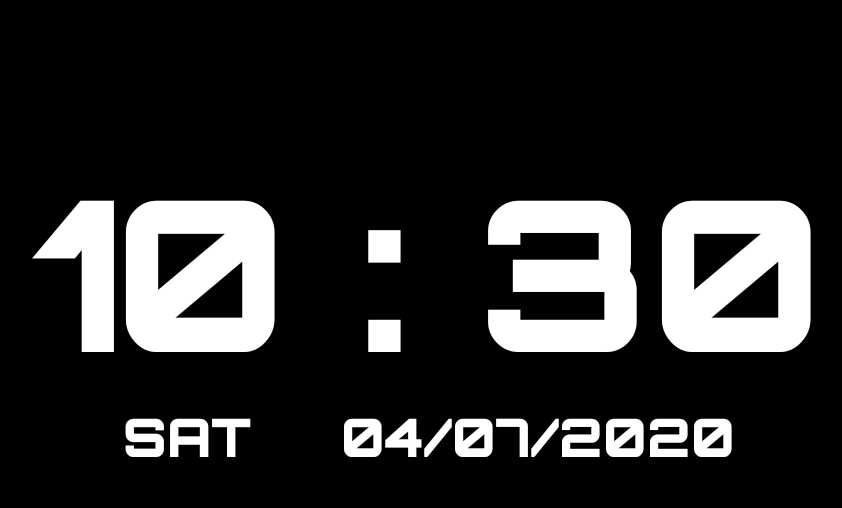
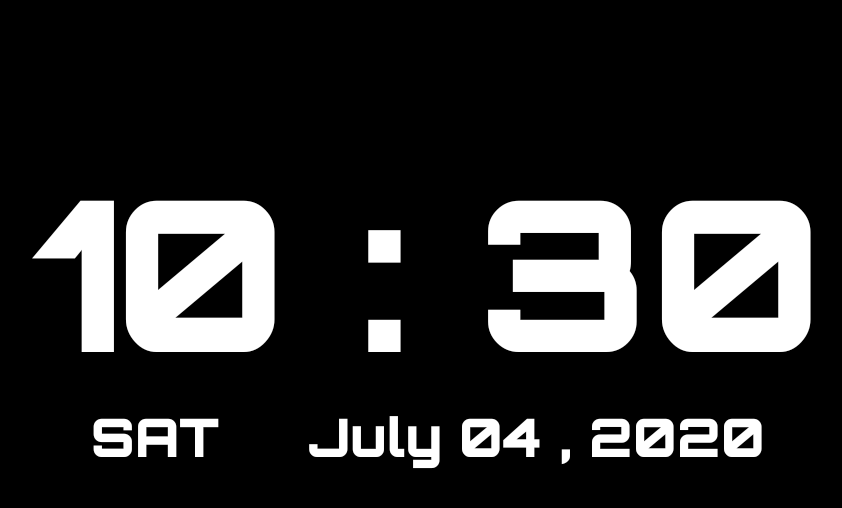
Before and after one commit to SanjaySinghGangwar/Clock, an Android app: the screen it shows after launch (Home), on a phone screen of 824 x 412 dp (held sideways). Shown: the top 508 px of the screen, without its empty margins (189-1031 px from the left). Run offline under Robolectric (Android 15) with nearby library versions, the phone set to English and light mode, and no system bars.

Commit message:
Fixed the sunday day to 0 and date format as well.

```diff
--- a/app/src/main/java/com/sanjaysgangwar/clock/Home.java
+++ b/app/src/main/java/com/sanjaysgangwar/clock/Home.java
@@ -60,7 +60,7 @@ public class Home extends AppCompatActivity {
     private void updateTime() {
         Date date = new Date();
         int day = date.getDay();
-        @SuppressLint("SimpleDateFormat") SimpleDateFormat formatter = new SimpleDateFormat("dd/MM/yyyy");
+        @SuppressLint("SimpleDateFormat") SimpleDateFormat formatter = new SimpleDateFormat("MMMM dd , yyyy");
 
         switch (day) {
             case 1:
@@ -81,7 +81,7 @@ public class Home extends AppCompatActivity {
             case 6:
                 DAY = "SAT";
                 break;
-            case 7:
+            case 0:
                 DAY = "SUN";
                 break;
 
--- a/app/src/main/res/values/colors.xml
+++ b/app/src/main/res/values/colors.xml
@@ -1,6 +1,6 @@
 <?xml version="1.0" encoding="utf-8"?>
 <resources>
     <color name="colorPrimary">#6200EE</color>
-    <color name="colorPrimaryDark">#3700B3</color>
+    <color name="colorPrimaryDark">#000000</color>
     <color name="colorAccent">#03DAC5</color>
 </resources>
```
Also changed, not shown: 3 other files.
